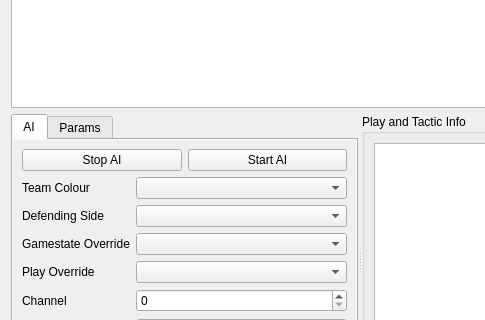
The window that src/software/gui/full_system/ui/main_widget.ui (UBC-Thunderbots/Software) describes before a commit, drawn with Qt 5; both pictures show x 0 to 485 and y 373 to 693 of the 1271 by 789 pixel window.
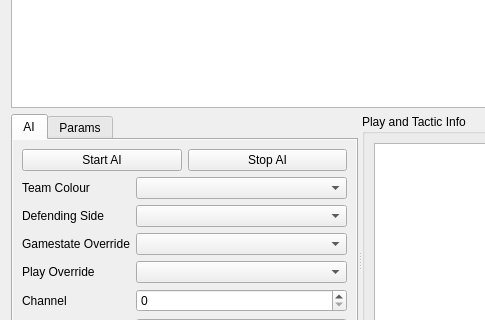
The same window after the commit. Custom widgets are drawn as their Qt base class.

```diff
--- a/src/software/gui/full_system/ui/main_widget.ui
+++ b/src/software/gui/full_system/ui/main_widget.ui
@@ -67,19 +67,6 @@
        <layout class="QVBoxLayout" name="verticalLayout_3">
         <item>
          <layout class="QHBoxLayout" name="horizontalLayout">
-          <item>
-           <widget class="QPushButton" name="stop_ai_button">
-            <property name="sizePolicy">
-             <sizepolicy hsizetype="Minimum" vsizetype="Fixed">
-              <horstretch>0</horstretch>
-              <verstretch>0</verstretch>
-             </sizepolicy>
-            </property>
-            <property name="text">
-             <string>Stop AI</string>
-            </property>
-           </widget>
-          </item>
           <item>
            <widget class="QPushButton" name="start_ai_button">
             <property name="sizePolicy">
@@ -99,6 +86,19 @@
             </property>
            </widget>
           </item>
+          <item>
+           <widget class="QPushButton" name="stop_ai_button">
+            <property name="sizePolicy">
+             <sizepolicy hsizetype="Minimum" vsizetype="Fixed">
+              <horstretch>0</horstretch>
+              <verstretch>0</verstretch>
+             </sizepolicy>
+            </property>
+            <property name="text">
+             <string>Stop AI</string>
+            </property>
+           </widget>
+          </item>
          </layout>
         </item>
         <item>
```
